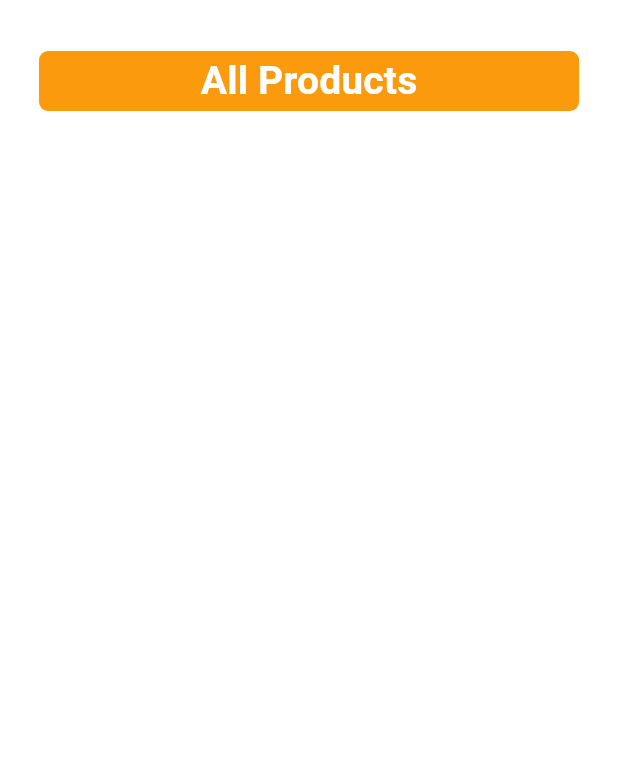
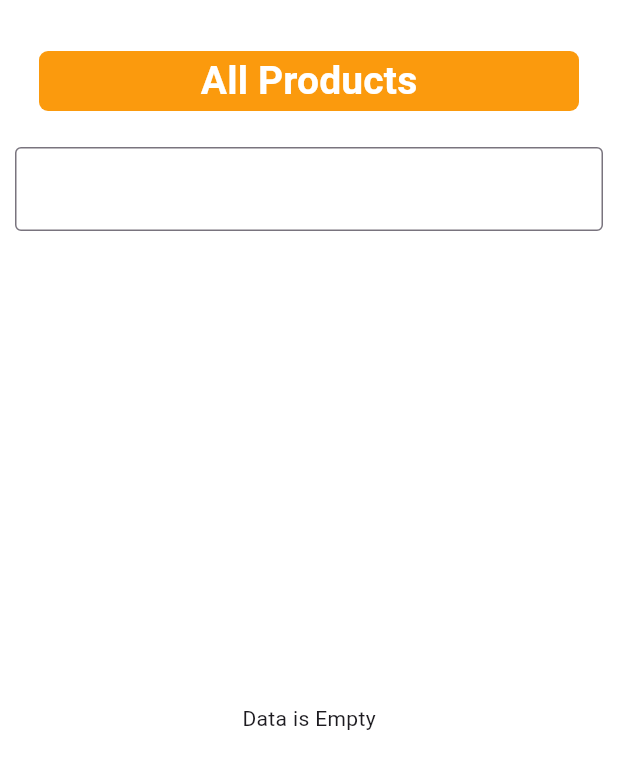
Before and after one commit to Tasnem-Kanakriah/flutter_get_products, a Flutter app: the screen it shows after launch, on a phone screen of 412 x 824 dp. Shown: the top 769 px of the screen. Run offline on Flutter 3.47's test engine with Material 3 defaults, Android fonts, the phone set to English and light mode, and no system bars; our stand-ins replace bloc, dio, flutter_bloc; network calls fail.

Commit message:
product_page_with_bloc

```diff
--- /dev/null
+++ b/lib/bloc_manager/bloc/product_bloc.dart
@@ -0,0 +1,25 @@
+import 'package:bloc/bloc.dart';
+import 'package:demo/services/product_service.dart';
+import 'package:meta/meta.dart';
+
+import '../../models/product_model.dart';
+
+part 'product_event.dart';
+part 'product_state.dart';
+
+class ProductBloc extends Bloc<ProductEvent, ProductState> {
+  ProductBloc() : super(ProductInitial()) {
+    on<GetProductEvent>(
+      (event, emit) async {
+        final product = await getProduct();
+        if (product.isEmpty) {
+          emit(EmptyData());
+        } else {
+          emit(
+            SuccessToGetData(listProduct: await getProduct()),
+          );
+        }
+      },
+    );
+  }
+}
--- /dev/null
+++ b/lib/bloc_manager/bloc/product_event.dart
@@ -0,0 +1,6 @@
+part of 'product_bloc.dart';
+
+@immutable
+sealed class ProductEvent {}
+
+class GetProductEvent extends ProductEvent {}
--- /dev/null
+++ b/lib/bloc_manager/bloc/product_state.dart
@@ -0,0 +1,18 @@
+// ignore_for_file: public_member_api_docs, sort_constructors_first, must_be_immutable
+part of 'product_bloc.dart';
+
+@immutable
+sealed class ProductState {}
+
+final class ProductInitial extends ProductState {}
+
+class Loading extends ProductState {}
+
+class EmptyData extends ProductState {}
+
+class SuccessToGetData extends ProductState {
+  List<ProductModel> listProduct ;
+  SuccessToGetData({
+    required this.listProduct,
+  });
+}
--- a/lib/main.dart
+++ b/lib/main.dart
@@ -1,8 +1,11 @@
 import 'package:flutter/material.dart';
+import 'package:flutter_bloc/flutter_bloc.dart';
 
+import 'bloc_manager/ob_server.dart';
 import 'views/product_page.dart';
 
 main() {
+  Bloc.observer = MyBlocObserver();
   runApp(const MyApp());
 }
 
--- a/lib/services/product_service.dart
+++ b/lib/services/product_service.dart
@@ -8,13 +8,16 @@ Future<List<ProductModel>> getProduct() async {
         .get('https://657ec9263e3f5b18946421b8.mockapi.io/products');
 
     List<ProductModel> listProduct = [];
+    List<String> titles = [];
 
     for (var i = 0; i < response.data.length; i++) {
       ProductModel product = ProductModel.fromMap(
         response.data[i],
       );
       listProduct.add(product);
+      titles.add(product.title.toString());
     }
+    // print(listProduct[0].title);
     return listProduct;
   } catch (e) {
     print(e);
--- a/lib/views/product_page.dart
+++ b/lib/views/product_page.dart
@@ -1,11 +1,16 @@
-import 'package:demo/services/product_service.dart';
 import 'package:flutter/material.dart';
+import 'package:flutter_bloc/flutter_bloc.dart';
+
+import '../bloc_manager/bloc/product_bloc.dart';
 
 class ProductPage extends StatelessWidget {
   const ProductPage({super.key});
 
   @override
   Widget build(BuildContext context) {
+    return BlocProvider(
+      create: (context) => ProductBloc()..add(GetProductEvent()),
+      child: Builder(builder: (context) {
         return Scaffold(
           backgroundColor: Colors.white,
           body: Padding(
@@ -17,6 +22,7 @@ class ProductPage extends StatelessWidget {
                 children: [
                   FilledButton(
                     style: FilledButton.styleFrom(
+                        enabledMouseCursor: MouseCursor.uncontrolled,
                         fixedSize: const Size(360, 40),
                         shape: const RoundedRectangleBorder(
                             borderRadius: BorderRadius.all(Radius.circular(6))),
@@ -24,17 +30,26 @@ class ProductPage extends StatelessWidget {
                     onPressed: () {},
                     child: const Text(
                       'All Products',
-                  style: TextStyle(fontSize: 26, fontWeight: FontWeight.w700),
+                      style:
+                          TextStyle(fontSize: 26, fontWeight: FontWeight.w700),
+                    ),
+                  ),
+                  const SizedBox(height: 20),
+                  const TextField(
+                    // onChanged: () {},
+                    decoration: InputDecoration(
+                      border: OutlineInputBorder(),
                     ),
                   ),
                   const SizedBox(height: 20),
                   Expanded(
-                child: FutureBuilder(
-                    future: getProduct(),
-                    builder: (context, snapshot) {
-                      if (snapshot.hasData) {
+                    child: BlocBuilder<ProductBloc, ProductState>(
+                      builder: (context, state) {
+                        if (state is SuccessToGetData) {
                           return ListView.builder(
-                          itemCount: snapshot.data!.length,
+                            // itemCount: snapshot.data!.length,
+                            // itemCount: state.listProduct.length,
+                            itemCount: state.listProduct.length,
                             itemBuilder: (context, index) {
                               return Container(
                                 margin: const EdgeInsets.symmetric(
@@ -58,9 +73,9 @@ class ProductPage extends StatelessWidget {
                                     Row(
                                       children: [
                                         Image.network(
-                                        snapshot.data![index].images![0],
-                                        width: 50,
-                                        height: 50,
+                                          state.listProduct[index].images![0],
+                                          width: 40,
+                                          height: 40,
                                         ),
                                         const SizedBox(
                                           width: 20,
@@ -70,25 +85,29 @@ class ProductPage extends StatelessWidget {
                                               CrossAxisAlignment.start,
                                           children: [
                                             Text(
-                                            snapshot.data![index].title!,
+                                              state.listProduct[index].title
+                                                  .toString(),
                                               style: const TextStyle(
                                                 fontSize: 14,
                                                 fontWeight: FontWeight.w700,
                                               ),
                                             ),
                                             Text(
-                                            snapshot.data![index].category!,
+                                              state.listProduct[index].category
+                                                  .toString(),
+                                              // snapshot.data![index].category!,
                                               style: const TextStyle(
                                                   color: Colors.grey,
-                                                fontSize: 18,
+                                                  fontSize: 14,
                                                   fontWeight: FontWeight.w400),
                                             ),
                                             Text(
-                                            snapshot.data![index].price!
+                                              state.listProduct[index].price
                                                   .toString(),
+                                              // snapshot.data![index].price!.toString(),
                                               style: const TextStyle(
                                                   color: Colors.grey,
-                                                fontSize: 18,
+                                                  fontSize: 14,
                                                   fontWeight: FontWeight.w400),
                                             ),
                                           ],
@@ -107,15 +126,24 @@ class ProductPage extends StatelessWidget {
                               );
                             },
                           );
+                        } else if (state is EmptyData) {
+                          return const Center(
+                            child: Text('Data is Empty'),
+                          );
                         } else {
-                        return const Center(child: CircularProgressIndicator());
+                          return const Center(
+                            child: CircularProgressIndicator(),
+                          );
                         }
-                    }),
+                      },
+                    ),
                   ),
                 ],
               ),
             ),
           ),
         );
+      }),
+    );
   }
 }
```
Also changed, not shown: lib/bloc_manager/ob_server.dart (+27 -0 lines). Lines whose indentation alone changed are shown as unchanged.
